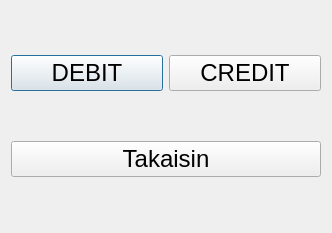
Qt form bank-automat/tilinvalinta.ui (Samulimv/mybankautomat_project) before a commit.
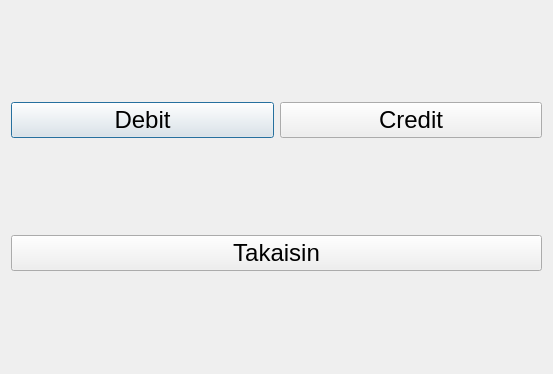
The same form after that commit.

The edit to the form file:
```diff
--- a/bank-automat/tilinvalinta.ui
+++ b/bank-automat/tilinvalinta.ui
@@ -6,19 +6,16 @@
    <rect>
     <x>0</x>
     <y>0</y>
-    <width>332</width>
-    <height>233</height>
+    <width>553</width>
+    <height>374</height>
    </rect>
   </property>
   <property name="windowTitle">
    <string>Dialog</string>
   </property>
-  <property name="styleSheet">
-   <string notr="true">background-color: qconicalgradient(cx:0.5, cy:0.5, angle:0, stop:0 rgba(35, 40, 3, 255), stop:0.16 rgba(136, 106, 22, 255), stop:0.225 rgba(166, 140, 41, 255), stop:0.285 rgba(204, 181, 74, 255), stop:0.345 rgba(235, 219, 102, 255), stop:0.415 rgba(245, 236, 112, 255), stop:0.52 rgba(209, 190, 76, 255), stop:0.57 rgba(187, 156, 51, 255), stop:0.635 rgba(168, 142, 42, 255), stop:0.695 rgba(202, 174, 68, 255), stop:0.75 rgba(218, 202, 86, 255), stop:0.815 rgba(208, 187, 73, 255), stop:0.88 rgba(187, 156, 51, 255), stop:0.935 rgba(137, 108, 26, 255), stop:1 rgba(35, 40, 3, 255));</string>
-  </property>
-  <layout class="QGridLayout" name="gridLayout_3">
-   <item row="0" column="0">
-    <layout class="QGridLayout" name="gridLayout_2">
+  <layout class="QGridLayout" name="gridLayout_2">
+   <item row="1" column="0">
+    <layout class="QGridLayout" name="gridLayout">
      <item row="0" column="0">
       <widget class="QPushButton" name="debit">
        <property name="font">
@@ -27,7 +24,7 @@
         </font>
        </property>
        <property name="text">
-        <string>DEBIT</string>
+        <string>Debit</string>
        </property>
       </widget>
      </item>
@@ -39,13 +36,13 @@
         </font>
        </property>
        <property name="text">
-        <string>CREDIT</string>
+        <string>Credit</string>
        </property>
       </widget>
      </item>
     </layout>
    </item>
-   <item row="1" column="0">
+   <item row="2" column="0">
     <widget class="QPushButton" name="takaisin">
      <property name="font">
       <font>
```
